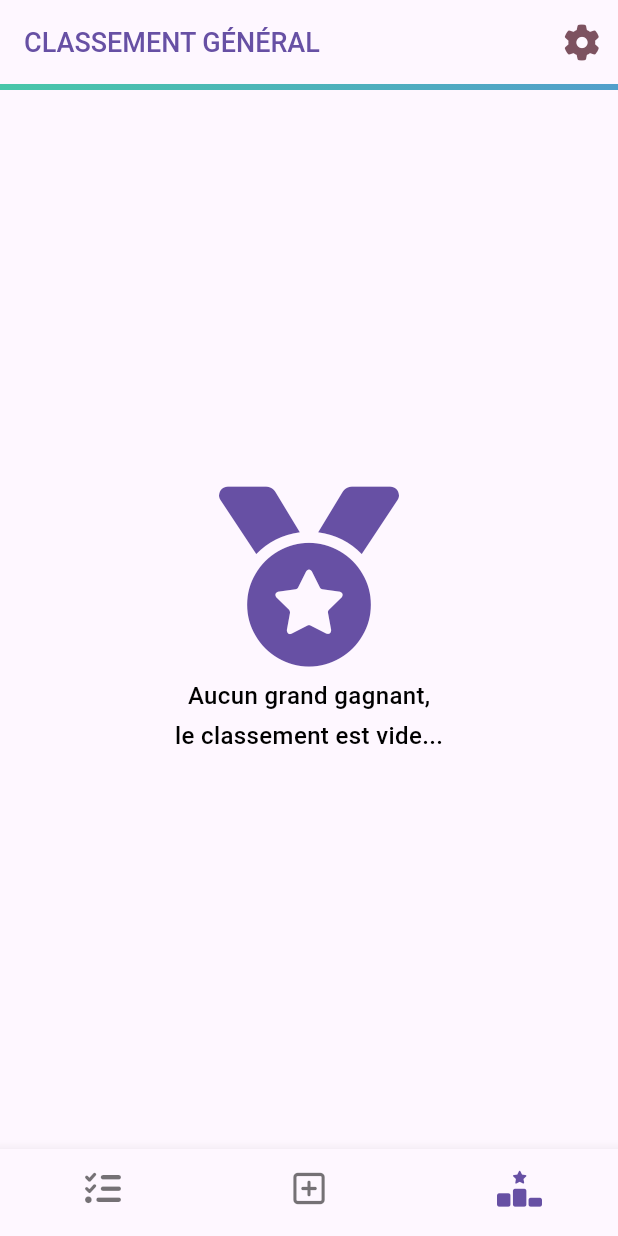
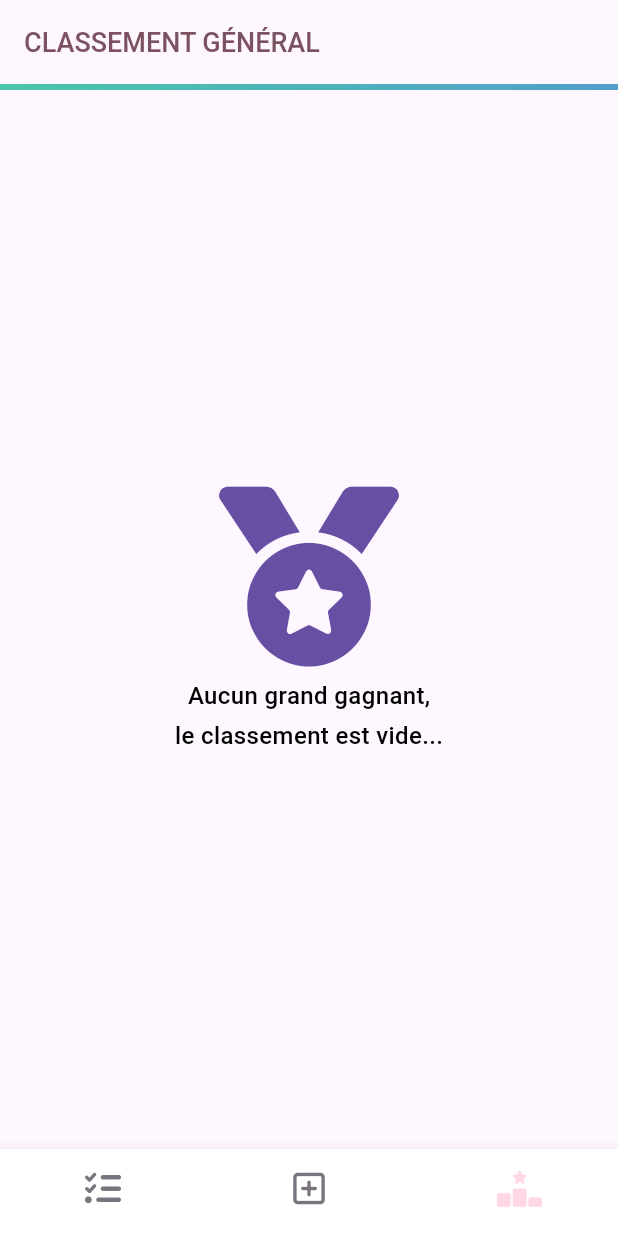
Before and after one commit to ArnaudGrt/flutter_linegitud, a Flutter app: the screen it shows after launch, item 3 of the bottom bar chosen, on a phone screen of 412 x 824 dp. Run offline on Flutter 3.47's test engine with Material 3 defaults, Android fonts, the phone set to English and light mode, and no system bars; our stand-ins replace font_awesome_flutter, get, shared_preferences, sqflite_common_ffi; accounts and stored records are empty.

Commit message:
🚀 (home) screen : theme & only display settings btn when history

```diff
--- a/lib/screens/home.dart
+++ b/lib/screens/home.dart
@@ -20,21 +20,23 @@ class Home extends StatelessWidget {
             title: Obx(() => Text(
                   controller.currentAppbarTitle.value.toUpperCase(),
                   style: TextStyle(
-                      color: theme.colorScheme.primary,
+                      color: theme.colorScheme.tertiary,
                       fontSize: 18,
                       fontWeight: FontWeight.w500),
                 )),
             actions: <Widget>[
-              IconButton(
+              Obx(() => controller.selectedIndex.value == 0
+                  ? IconButton(
                       icon: Icon(
                         FontAwesomeIcons.gear,
-                  color: theme.colorScheme.tertiary,
+                        color: theme.colorScheme.tertiaryContainer,
                       ),
                       tooltip: "Paramètres",
                       onPressed: () {
                         Get.toNamed(AppRoutes.settings);
                       },
                     )
+                  : const SizedBox.shrink())
             ],
             bottom: PreferredSize(
                 preferredSize: const Size.fromHeight(4.0),
@@ -62,9 +64,14 @@ class Home extends StatelessWidget {
           onGenerateRoute: controller.activePage,
         ),
         bottomNavigationBar: Obx(() => BottomNavigationBar(
+              backgroundColor: theme.colorScheme.surfaceContainerLowest,
               type: BottomNavigationBarType.fixed,
               showSelectedLabels: false,
               showUnselectedLabels: false,
+              unselectedIconTheme:
+                  IconThemeData(color: theme.colorScheme.outline),
+              selectedIconTheme:
+                  IconThemeData(color: theme.colorScheme.tertiaryContainer),
               items: const <BottomNavigationBarItem>[
                 BottomNavigationBarItem(
                     icon: Icon(FontAwesomeIcons.listCheck, size: 24),
```
Lines whose indentation alone changed are shown as unchanged.
